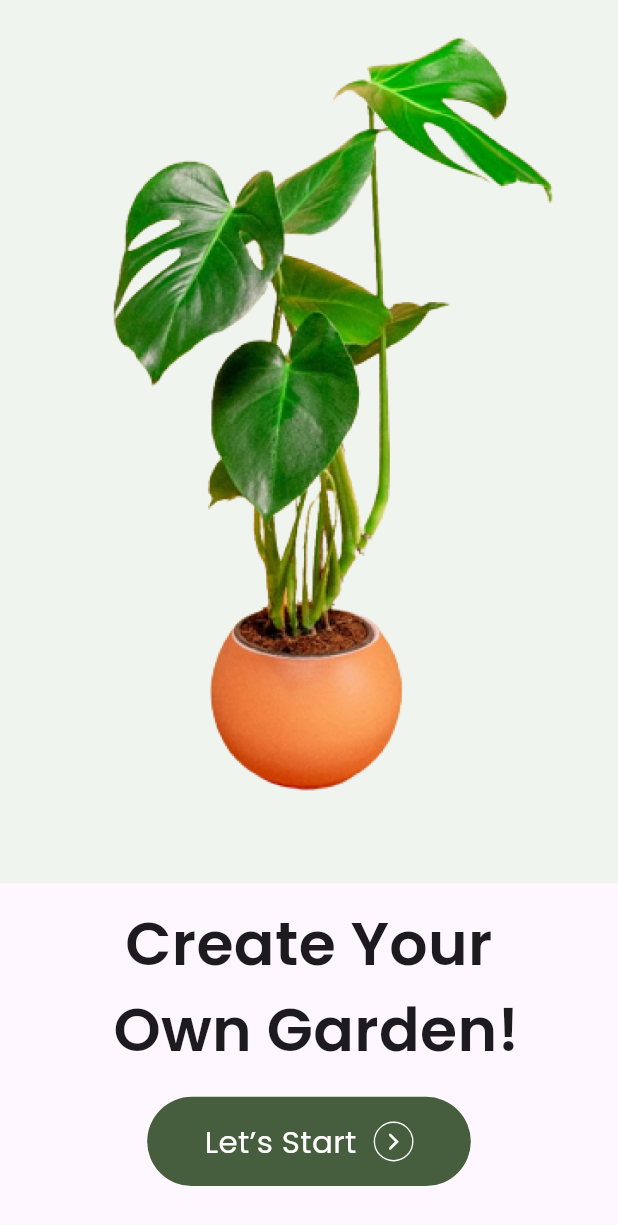
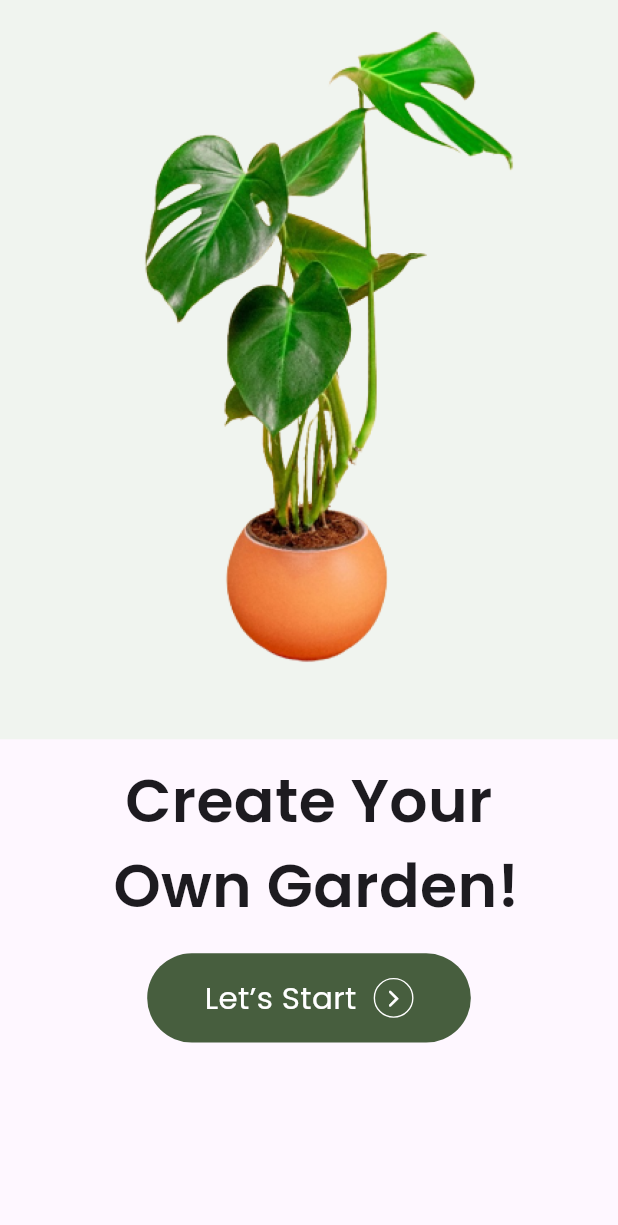
Before and after one commit to oceanmtechanshraiyani/garden_app, a Flutter app: the screen it shows after launch, on a phone screen of 412 x 824 dp. Shown: the top 1225 px of the screen. Run offline on Flutter 3.47's test engine with Material 3 defaults, Android fonts, the phone set to English and light mode, and no system bars; our stand-ins replace flutter_screenutil, gap, get, google_fonts; missing offline and left inert: shape_of_view_null_safe.

Commit message:
Update splash_screen.dart

```diff
--- a/lib/screens/splash_screen.dart
+++ b/lib/screens/splash_screen.dart
@@ -18,7 +18,7 @@ class SplashScreen extends StatelessWidget {
           title(),
           SizedBox(height: 14.h),
           mybutton(),
-          SizedBox(height: 5.h)
+          // SizedBox(height: 5.h)
         ],
       ),
     );
@@ -28,12 +28,12 @@ class SplashScreen extends StatelessWidget {
     return ShapeOfView(
       shape: ArcShape(
         direction: ArcDirection.Outside,
-        height: 40,
+        height: 40.h,
         position: ArcPosition.Bottom,
       ),
       elevation: 0,
       child: Container(
-        height: Get.height / 1.4,
+        height: Get.height / 1.4.h,
         width: Get.width,
         decoration: const BoxDecoration(color: Color(0xffF0F4EF), boxShadow: [
           BoxShadow(color: Colors.black, blurRadius: 00, offset: Offset.infinite),
```
